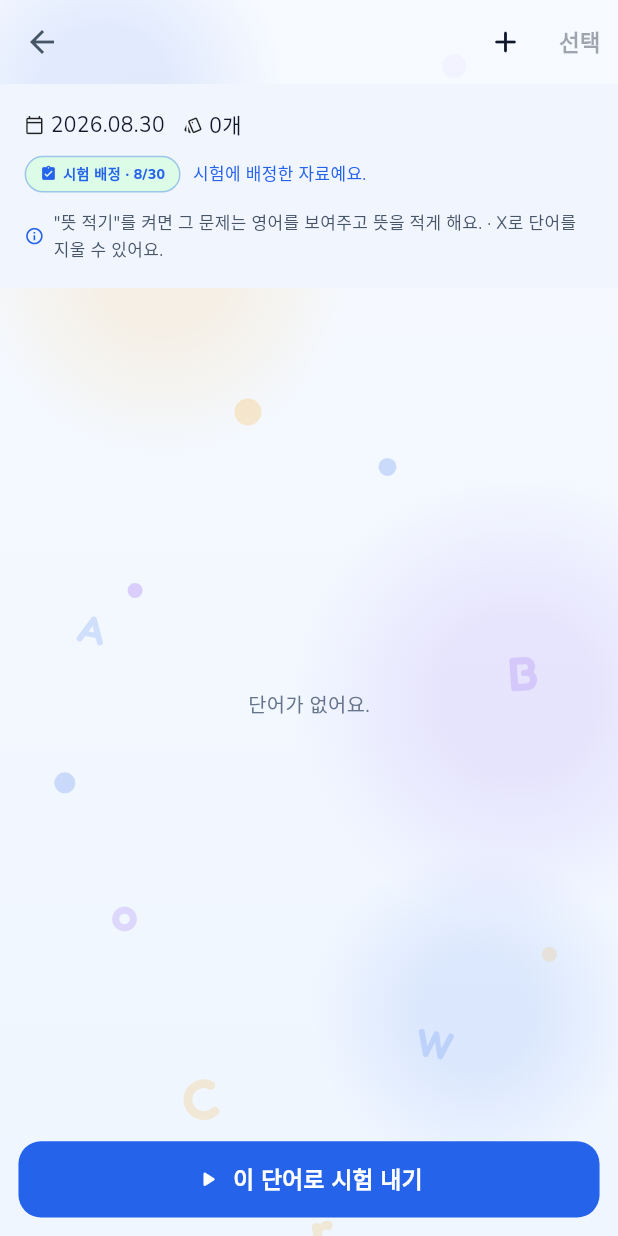
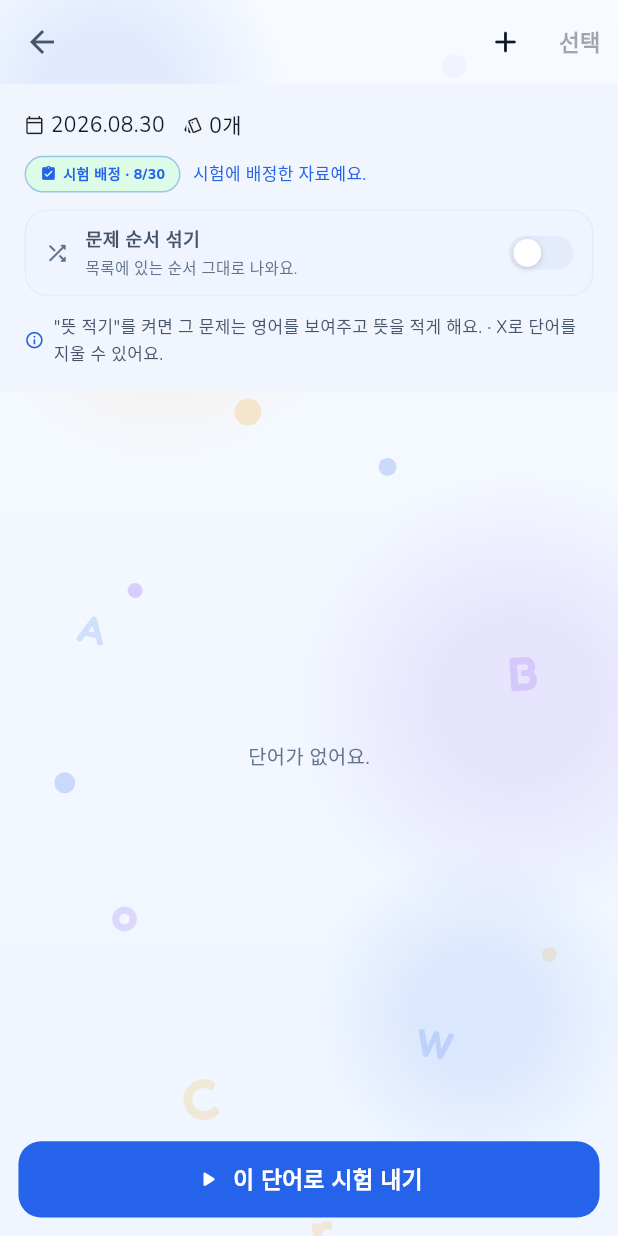
Before and after one commit to halfcodz/HelloWord, a Flutter app: the WordSetDetailView screen opened directly with empty values, on a phone screen of 412 x 824 dp. Run offline on Flutter 3.47's test engine with Material 3 defaults, Android fonts, the phone set to English and light mode, and no system bars; our stand-ins replace audioplayers, cloud_firestore, file_picker, firebase_auth, firebase_core, flutter_animate and 7 more; missing offline and left inert: dart:js_interop, excel, flutter_webrtc; accounts and stored records are empty; generated files the repository leaves out were written again; project files that could hold a hidden picture were left out.

Commit message:
시험·공부에 무작위 순서 토글 추가
언니가 시험을 낼 때 문제가 항상 자료에 저장된 순서 그대로 나와서, 동생이
순서를 외워버리면 시험이 헐거워졌다. 동생 공부 화면도 플래시카드는 한 번
섞는 버튼만 있고 켜고 끌 수 있는 무작위 모드가 없었다.

- 공용 위젯 `ShuffleChip`·`ShuffleToggleRow`를 `core/widgets/shuffle_toggle.dart`에 추가
- 자료 상세(출제) 화면에 "문제 순서 섞기" 토글 추가. 켜면 세션을 만들 때
  순서를 섞어 저장해 언니·동생이 같은 순서를 본다. 버튼 이름도 같이 바뀜
- 플래시카드: 한 번 섞기 버튼 대신 "무작위" 토글. 켜면 앱바에 다시 섞기 버튼
- 직접 입력 연습: 항상 섞던 것을 토글로 바꿈(기본 켜짐). 끄면 자료 순서대로
- 단어 목록: "무작위" 토글로 순서를 섞어 볼 수 있음
- 필터 칩 줄은 가로 스크롤로 바꿔 토글이 옆에 들어갈 자리를 만듦

```diff
--- /dev/null
+++ b/lib/core/widgets/shuffle_toggle.dart
@@ -0,0 +1,163 @@
+import 'package:flutter/material.dart';
+import 'package:flutter_screenutil/flutter_screenutil.dart';
+
+import '../theme/app_theme.dart';
+
+/// 순서를 무작위로 섞을지 정하는 작은 알약 토글.
+/// 공부 화면의 필터 칩 줄 옆에 붙여 쓴다.
+class ShuffleChip extends StatelessWidget {
+  const ShuffleChip({
+    super.key,
+    required this.on,
+    required this.onChanged,
+    this.label = '무작위',
+  });
+
+  final bool on;
+  final ValueChanged<bool> onChanged;
+  final String label;
+
+  @override
+  Widget build(BuildContext context) {
+    return GestureDetector(
+      behavior: HitTestBehavior.opaque,
+      onTap: () => onChanged(!on),
+      child: AnimatedContainer(
+        duration: AppMotion.fast,
+        curve: AppMotion.enter,
+        padding: EdgeInsets.symmetric(horizontal: 12.w, vertical: 8.h),
+        decoration: BoxDecoration(
+          color: on ? AppColors.purple : AppColors.fieldBg,
+          borderRadius: BorderRadius.circular(AppRadius.pill.r),
+        ),
+        child: Row(
+          mainAxisSize: MainAxisSize.min,
+          children: [
+            Icon(
+              Icons.shuffle_rounded,
+              size: 15.sp,
+              color: on ? Colors.white : AppColors.grayText,
+            ),
+            SizedBox(width: 5.w),
+            Text(
+              label,
+              style: TextStyle(
+                fontSize: 13.sp,
+                fontWeight: FontWeight.w700,
+                color: on ? Colors.white : AppColors.grayText,
+              ),
+            ),
+          ],
+        ),
+      ),
+    );
+  }
+}
+
+/// 설명이 붙은 한 줄짜리 무작위 토글(스위치 모양).
+/// 출제 화면처럼 자리가 넉넉한 곳에서 쓴다.
+class ShuffleToggleRow extends StatelessWidget {
+  const ShuffleToggleRow({
+    super.key,
+    required this.on,
+    required this.onChanged,
+    required this.title,
+    required this.hint,
+  });
+
+  final bool on;
+  final ValueChanged<bool> onChanged;
+  final String title;
+  final String hint;
+
+  @override
+  Widget build(BuildContext context) {
+    return GestureDetector(
+      behavior: HitTestBehavior.opaque,
+      onTap: () => onChanged(!on),
+      child: AnimatedContainer(
+        duration: AppMotion.fast,
+        curve: AppMotion.enter,
+        padding: EdgeInsets.symmetric(horizontal: 12.w, vertical: 10.h),
+        decoration: BoxDecoration(
+          color: on ? AppColors.purpleSoft : AppColors.fieldBg,
+          borderRadius: BorderRadius.circular(AppRadius.md.r),
+          border: Border.all(
+            color: on ? AppColors.purple : AppColors.border,
+          ),
+        ),
+        child: Row(
+          children: [
+            Icon(
+              Icons.shuffle_rounded,
+              size: 18.sp,
+              color: on ? AppColors.purple : AppColors.gray,
+            ),
+            SizedBox(width: 10.w),
+            Expanded(
+              child: Column(
+                crossAxisAlignment: CrossAxisAlignment.start,
+                mainAxisSize: MainAxisSize.min,
+                children: [
+                  Text(
+                    title,
+                    style: TextStyle(
+                      fontSize: 13.sp,
+                      fontWeight: FontWeight.w800,
+                      color: on ? AppColors.purple : AppColors.grayText,
+                    ),
+                  ),
+                  SizedBox(height: 2.h),
+                  Text(
+                    hint,
+                    style: TextStyle(fontSize: 11.sp, color: AppColors.gray),
+                  ),
+                ],
+              ),
+            ),
+            SizedBox(width: 8.w),
+            _MiniSwitch(on: on),
+          ],
+        ),
+      ),
+    );
+  }
+}
+
+/// 켜짐/꺼짐만 보여주는 작은 스위치 모양(탭은 부모가 받는다).
+class _MiniSwitch extends StatelessWidget {
+  const _MiniSwitch({required this.on});
+
+  final bool on;
+
+  @override
+  Widget build(BuildContext context) {
+    return AnimatedContainer(
+      duration: AppMotion.fast,
+      curve: AppMotion.enter,
+      width: 42.w,
+      height: 24.h,
+      padding: EdgeInsets.all(2.w),
+      alignment: on ? Alignment.centerRight : Alignment.centerLeft,
+      decoration: BoxDecoration(
+        color: on ? AppColors.purple : AppColors.border,
+        borderRadius: BorderRadius.circular(AppRadius.pill.r),
+      ),
+      child: Container(
+        width: 20.w,
+        height: 20.h,
+        decoration: BoxDecoration(
+          color: Colors.white,
+          shape: BoxShape.circle,
+          boxShadow: [
+            BoxShadow(
+              color: AppColors.navy.withValues(alpha: 0.18),
+              blurRadius: 3,
+              offset: const Offset(0, 1),
+            ),
+          ],
+        ),
+      ),
+    );
+  }
+}
--- a/lib/features/study/widgets/memorize_filter.dart
+++ b/lib/features/study/widgets/memorize_filter.dart
@@ -49,6 +49,7 @@ class MemorizeFilterBar extends StatelessWidget {
     return SizedBox(
       height: 40.h,
       child: Row(
+        mainAxisSize: MainAxisSize.min,
         children: [
           for (final f in MemorizeFilter.values) ...[
             _Chip(
--- a/lib/features/word_sets/views/word_set_detail_view.dart
+++ b/lib/features/word_sets/views/word_set_detail_view.dart
@@ -5,6 +5,7 @@ import 'package:provider/provider.dart';
 import '../../../core/utils/date_format.dart';
 import '../../../core/utils/toast.dart';
 import '../../../core/widgets/gradient_button.dart';
+import '../../../core/widgets/shuffle_toggle.dart';
 import '../../../core/widgets/word_tile.dart';
 import '../../../core/widgets/x_mark.dart';
 import '../../../models/app_user.dart';
@@ -50,6 +51,9 @@ class _WordSetDetailViewState extends State<WordSetDetailView> {
 
   /// '뜻 적기'로 낼 단어(객체 참조로 추적해 삭제 후에도 유지).
   final Set<WordPair> _ask = {};
+
+  /// 켜면 시험을 낼 때 문제 순서를 무작위로 섞는다.
+  bool _shuffle = false;
 
   /// 다중 선택 삭제 모드.
   bool _selectMode = false;
@@ -280,6 +284,7 @@ class _WordSetDetailViewState extends State<WordSetDetailView> {
               set: set,
               user: widget.user,
               words: _examWords,
+              shuffle: _shuffle,
               onAssigned: _onExamAssigned,
             ),
       body: Column(
@@ -333,6 +338,17 @@ class _WordSetDetailViewState extends State<WordSetDetailView> {
                 if (set.message.trim().isNotEmpty) ...[
                   SizedBox(height: 10.h),
                   Text(set.message, style: theme.textTheme.bodyMedium),
+                ],
+                if (!_selectMode) ...[
+                  SizedBox(height: 12.h),
+                  ShuffleToggleRow(
+                    on: _shuffle,
+                    onChanged: (v) => setState(() => _shuffle = v),
+                    title: '문제 순서 섞기',
+                    hint: _shuffle
+                        ? '시험을 낼 때마다 순서를 새로 섞어요.'
+                        : '목록에 있는 순서 그대로 나와요.',
+                  ),
                 ],
                 SizedBox(height: 12.h),
                 Row(
@@ -573,12 +589,16 @@ class _StartExamButton extends StatefulWidget {
     required this.set,
     required this.user,
     required this.words,
+    required this.shuffle,
     required this.onAssigned,
   });
 
   final WordSet set;
   final AppUser user;
   final List<WordPair> words;
+
+  /// 문제 순서를 무작위로 섞어 낼지.
+  final bool shuffle;
 
   /// 시험을 냈을 때(자료에 배정 표시를 남긴 뒤) 호출된다.
   final void Function(DateTime scheduledDate) onAssigned;
@@ -625,9 +645,13 @@ class _StartExamButtonState extends State<_StartExamButton> {
     setState(() => _creating = true);
     final wordSetRepo = context.read<WordSetRepository>();
     try {
+      // 섞기를 켜 뒀으면 세션에 담기 전에 순서를 무작위로 바꾼다.
+      // (세션에 그 순서 그대로 저장되므로 언니·동생 화면이 같은 순서를 본다.)
+      final words = [...widget.words];
+      if (widget.shuffle) words.shuffle();
       final session = await context.read<ExamRepository>().createSession(
         wordSet: widget.set,
-        words: widget.words,
+        words: words,
         hostUid: widget.user.uid,
         hostName: widget.user.name,
         invitedUid: target.uid,
@@ -665,7 +689,7 @@ class _StartExamButtonState extends State<_StartExamButton> {
       child: Padding(
         padding: EdgeInsets.all(12.w),
         child: GradientButton(
-          label: '이 단어로 시험 내기',
+          label: widget.shuffle ? '무작위 순서로 시험 내기' : '이 단어로 시험 내기',
           icon: Icons.play_arrow_rounded,
           loading: _creating,
           onPressed: _creating ? null : _start,
```
Also changed, not shown: lib/features/study/views/flashcard_study_view.dart (+39 -18 lines), lib/features/study/views/self_quiz_view.dart (+40 -11 lines), lib/features/study/views/word_list_view.dart (+30 -5 lines).
